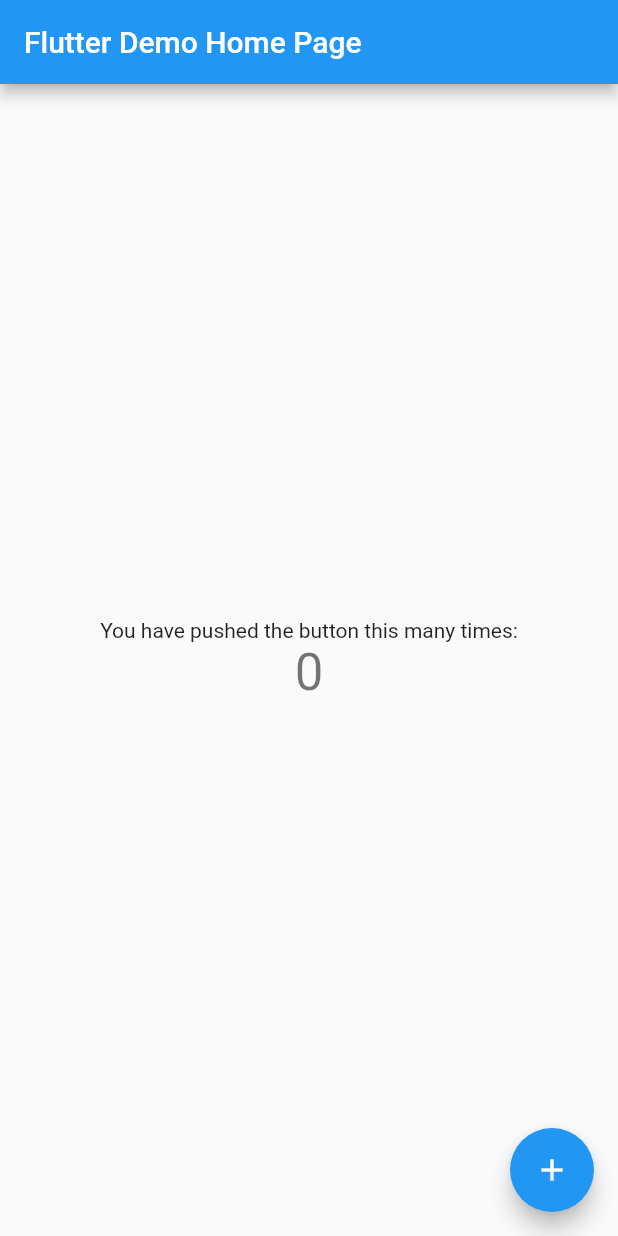
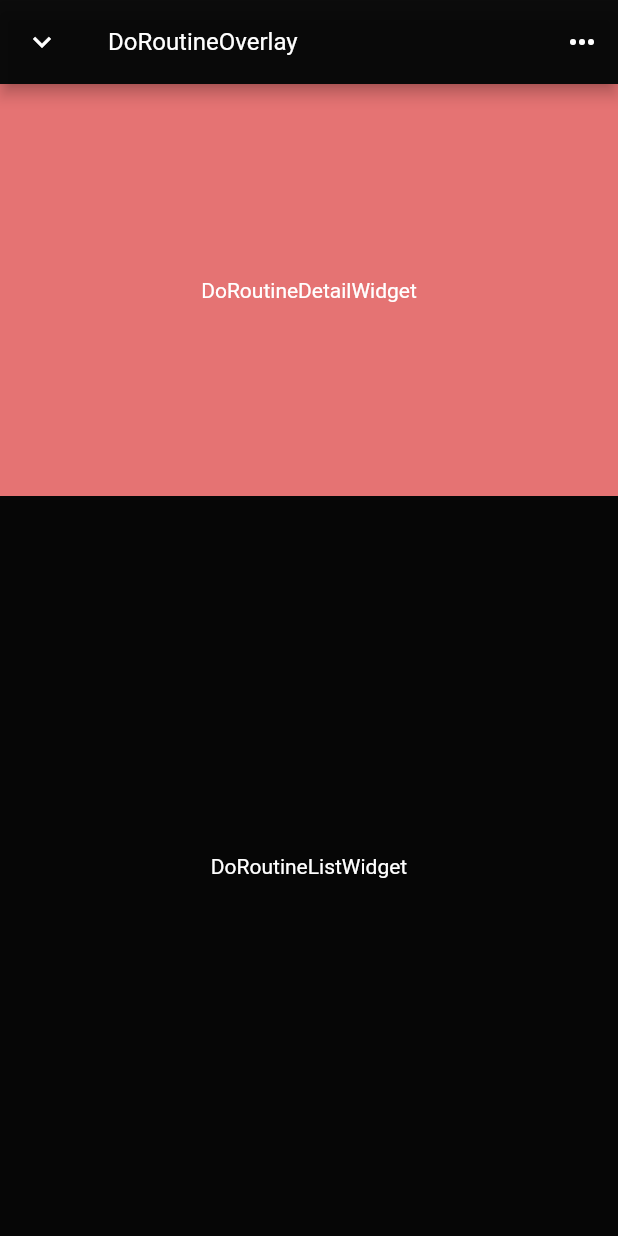
Before and after one commit to ivedone/mvp, a Flutter app: the screen it shows after launch, on a phone screen of 412 x 824 dp. Run offline on Flutter 3.47's test engine with Material 2 defaults, Android fonts, the phone set to English and light mode, and no system bars.

Commit message:
DoRoutineOverlay layout built

```diff
--- /dev/null
+++ b/lib/app.dart
@@ -0,0 +1,17 @@
+import 'package:flutter/material.dart';
+import 'package:mvp/screens/do_routine.dart';
+import 'package:mvp/theme/theme.dart';
+
+class IvedoneApp extends StatelessWidget {
+  const IvedoneApp({Key? key}) : super(key: key);
+
+  @override
+  Widget build(BuildContext context) {
+    return MaterialApp(
+      title: 'ivedone',
+      theme: activeTheme,
+      debugShowCheckedModeBanner: false,
+      home: const DoRoutineOverlay(),
+    );
+  }
+}
--- /dev/null
+++ b/lib/components/do_routine.dart
@@ -0,0 +1,27 @@
+import 'package:flutter/material.dart';
+
+class DoRoutineWidget extends StatelessWidget {
+  const DoRoutineWidget({Key? key}) : super(key: key);
+
+  @override
+  Widget build(BuildContext context) {
+    return Column(
+      crossAxisAlignment: CrossAxisAlignment.stretch,
+      children: [
+        /// DemonstrationWidget
+        SizedBox(
+            height: MediaQuery.of(context).size.height / 3,
+            child: Container(
+                color: Colors.red[300],
+                child: const Center(child: Text('DoRoutineDetailWidget')))),
+
+        /// DoRoutineListWidget
+        Expanded(
+            child: Container(
+          color: Colors.black87,
+          child: const Center(child: Text('DoRoutineListWidget')),
+        )),
+      ],
+    );
+  }
+}
--- a/lib/main.dart
+++ b/lib/main.dart
@@ -1,115 +1,6 @@
 import 'package:flutter/material.dart';
+import 'package:mvp/app.dart';
 
 void main() {
-  runApp(const MyApp());
+  runApp(const IvedoneApp());
 }
-
-class MyApp extends StatelessWidget {
-  const MyApp({Key? key}) : super(key: key);
-
-  // This widget is the root of your application.
-  @override
-  Widget build(BuildContext context) {
-    return MaterialApp(
-      title: 'Flutter Demo',
-      theme: ThemeData(
-        // This is the theme of your application.
-        //
-        // Try running your application with "flutter run". You'll see the
-        // application has a blue toolbar. Then, without quitting the app, try
-        // changing the primarySwatch below to Colors.green and then invoke
-        // "hot reload" (press "r" in the console where you ran "flutter run",
-        // or simply save your changes to "hot reload" in a Flutter IDE).
-        // Notice that the counter didn't reset back to zero; the application
-        // is not restarted.
-        primarySwatch: Colors.blue,
-      ),
-      home: const MyHomePage(title: 'Flutter Demo Home Page'),
-    );
-  }
-}
-
-class MyHomePage extends StatefulWidget {
-  const MyHomePage({Key? key, required this.title}) : super(key: key);
-
-  // This widget is the home page of your application. It is stateful, meaning
-  // that it has a State object (defined below) that contains fields that affect
-  // how it looks.
-
-  // This class is the configuration for the state. It holds the values (in this
-  // case the title) provided by the parent (in this case the App widget) and
-  // used by the build method of the State. Fields in a Widget subclass are
-  // always marked "final".
-
-  final String title;
-
-  @override
-  State<MyHomePage> createState() => _MyHomePageState();
-}
-
-class _MyHomePageState extends State<MyHomePage> {
-  int _counter = 0;
-
-  void _incrementCounter() {
-    setState(() {
-      // This call to setState tells the Flutter framework that something has
-      // changed in this State, which causes it to rerun the build method below
-      // so that the display can reflect the updated values. If we changed
-      // _counter without calling setState(), then the build method would not be
-      // called again, and so nothing would appear to happen.
-      _counter++;
-    });
-  }
-
-  @override
-  Widget build(BuildContext context) {
-    // This method is rerun every time setState is called, for instance as done
-    // by the _incrementCounter method above.
-    //
-    // The Flutter framework has been optimized to make rerunning build methods
-    // fast, so that you can just rebuild anything that needs updating rather
-    // than having to individually change instances of widgets.
-    return Scaffold(
-      appBar: AppBar(
-        // Here we take the value from the MyHomePage object that was created by
-        // the App.build method, and use it to set our appbar title.
-        title: Text(widget.title),
-      ),
-      body: Center(
-        // Center is a layout widget. It takes a single child and positions it
-        // in the middle of the parent.
-        child: Column(
-          // Column is also a layout widget. It takes a list of children and
-          // arranges them vertically. By default, it sizes itself to fit its
-          // children horizontally, and tries to be as tall as its parent.
-          //
-          // Invoke "debug painting" (press "p" in the console, choose the
-          // "Toggle Debug Paint" action from the Flutter Inspector in Android
-          // Studio, or the "Toggle Debug Paint" command in Visual Studio Code)
-          // to see the wireframe for each widget.
-          //
-          // Column has various properties to control how it sizes itself and
-          // how it positions its children. Here we use mainAxisAlignment to
-          // center the children vertically; the main axis here is the vertical
-          // axis because Columns are vertical (the cross axis would be
-          // horizontal).
-          mainAxisAlignment: MainAxisAlignment.center,
-          children: <Widget>[
-            const Text(
-              'You have pushed the button this many times:',
-            ),
-            Text(
-              '$_counter',
-              style: Theme.of(context).textTheme.headline4,
-            ),
-          ],
-        ),
-      ),
-      floatingActionButton: FloatingActionButton(
-        onPressed: _incrementCounter,
-        tooltip: 'Increment',
-        child: const Icon(Icons.add),
-      ), // This trailing comma makes auto-formatting nicer for build methods.
-    );
-  }
-}
--- /dev/null
+++ b/lib/screens/do_routine.dart
@@ -0,0 +1,28 @@
+import 'package:flutter/material.dart';
+import 'package:mvp/components/do_routine.dart';
+
+class DoRoutineOverlay extends StatelessWidget {
+  const DoRoutineOverlay({Key? key}) : super(key: key);
+
+  @override
+  Widget build(BuildContext context) {
+    return Scaffold(
+      appBar: AppBar(
+          leading: IconButton(
+            icon: const Icon(Icons.expand_more),
+            onPressed: () {},
+          ),
+          title: Text(
+            'DoRoutineOverlay',
+            style: Theme.of(context).textTheme.subtitle1,
+          ),
+          actions: [
+            IconButton(
+              icon: const Icon(Icons.more_horiz_outlined),
+              onPressed: () {},
+            ),
+          ]),
+      body: const DoRoutineWidget(),
+    );
+  }
+}
--- /dev/null
+++ b/lib/theme/theme.dart
@@ -0,0 +1,14 @@
+import 'package:flutter/material.dart';
+import 'package:mvp/theme/colors.dart';
+
+final ThemeData activeTheme = ThemeData(
+  colorScheme: activeColorScheme,
+);
+
+final ThemeData getReadyTheme = ThemeData(
+  colorScheme: getReadyColorScheme,
+);
+
+final ThemeData restTheme = ThemeData(
+  colorScheme: restColorScheme,
+);
--- a/pubspec.yaml
+++ b/pubspec.yaml
@@ -34,6 +34,7 @@
   # The following adds the Cupertino Icons font to your application.
   # Use with the CupertinoIcons class for iOS style icons.
   cupertino_icons: ^1.0.2
+  provider: ^6.0.1
 
 dev_dependencies:
   flutter_test:
```
Also changed, not shown: lib/components/task.dart (added, +18 -0 lines), lib/models/task.dart (added, +47 -0 lines), lib/theme/colors.dart (added, +27 -0 lines), lib/util/seed.dart (added, +25 -0 lines), lib/theme/text.dart (added), pubspec.lock, 1 other file.
